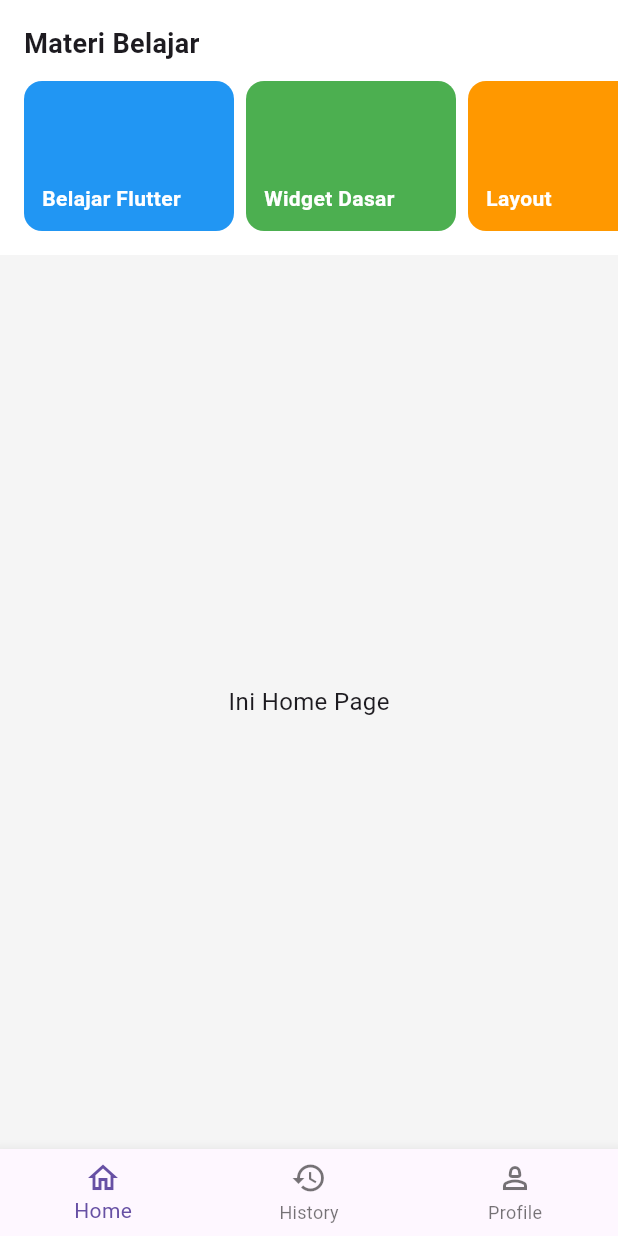
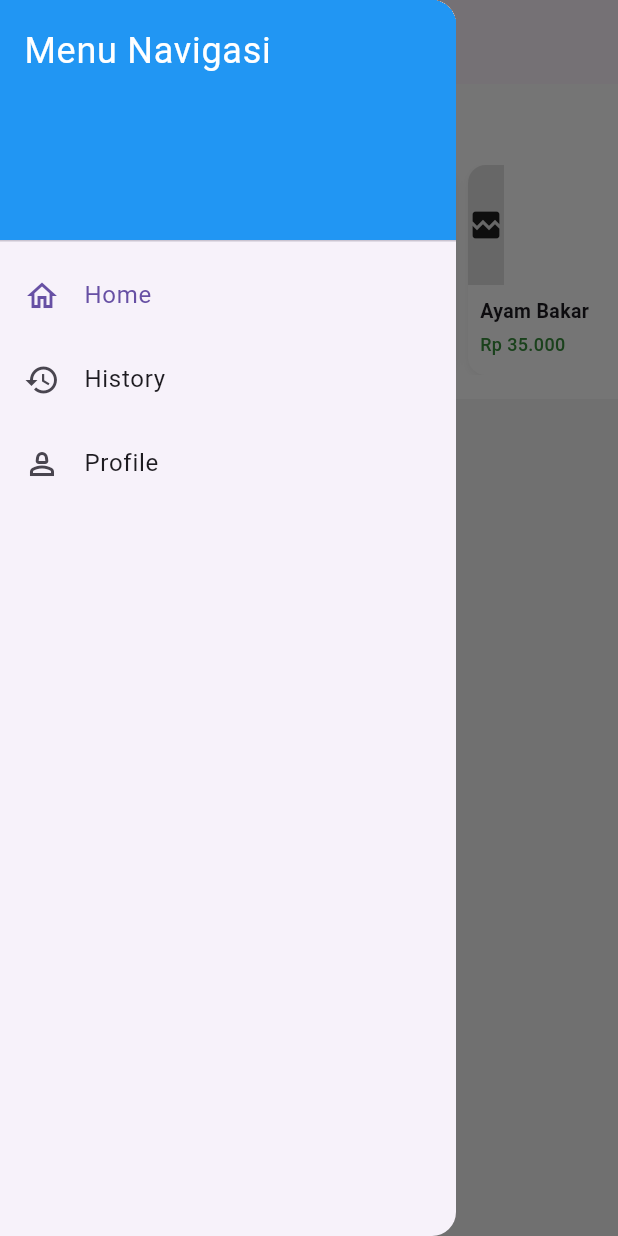
Before and after one commit to AnsaMut2073/TugasFlutter-01, a Flutter app: the screen it shows after launch, with the side drawer open (before the commit the screen has no drawer), on a phone screen of 412 x 824 dp. Run offline on Flutter 3.47's test engine with Material 3 defaults, Android fonts, the phone set to English and light mode, and no system bars; our stand-ins replace get, google_fonts; network calls fail.

Commit message:
add MenuDrawer

```diff
--- a/lib/controller/list_makanan_controller.dart
+++ b/lib/controller/list_makanan_controller.dart
@@ -35,7 +35,7 @@
       namaMakanan: "Ayam Bakar",
       hargaMakanan: "35.000",
       gambarUrl:
-      "https://www.dapurkobe.co.id/wp-content/uploads/ayam-panggang.jpg",
+      "https://assets.unileversolutions.com/recipes-v2/257328.jpg",
       deskripsi:
       "Ayam bakar yang dimasak dengan penuh cinta, makan satu porsi aja ga cukup!",
       rating: 4.8,
@@ -44,5 +44,19 @@
         "Ada aroma smoky-nya, enak banget!",
       ],
     ),
+    MakananModel(
+      namaMakanan: "Burger",
+      hargaMakanan: "12.000",
+      gambarUrl:
+      "https://encrypted-tbn0.gstatic.com/images?q=tbn:ANd9GcR2ieoSpIYal4jeiQCPJw4JoEelnnhF0aV_JYBQcUL1rE1snw4ZUoMEglKv&s=10",
+      deskripsi:
+      "Burger dengan isian yang super juicy.",
+      rating: 4.8,
+      review: [
+        "Dagingnya tebel dan ada aroma smokynya, bikin nagih!",
+        "Seladanya segar!",
+        "Saran: wijennya banyakin.",
+      ],
+    ),
   ];
 }
--- /dev/null
+++ b/lib/controller/menu_drawer_controller.dart
@@ -0,0 +1,20 @@
+import 'package:flutter/cupertino.dart';
+import 'package:get/get.dart';
+
+import '../menu/history.dart';
+import '../menu/home.dart';
+import '../menu/profile.dart';
+
+class MenuDrawerController extends GetxController {
+  final RxInt selectedIndex = 0.obs;
+  void changePage(int index) {
+    selectedIndex.value = index;
+  }
+
+  // list of page inside menu
+  List<Widget> listPages = [
+    Home(),
+    History(),
+    Profile()
+  ];
+}
--- a/lib/main.dart
+++ b/lib/main.dart
@@ -19,7 +19,7 @@
   Widget build(BuildContext context) {
     return GetMaterialApp(
       title: "My Learning App",
-      initialRoute: Routes.main_menu,
+      initialRoute: Routes.menu_drawer,
       getPages: Routes.myPages,
     );
   }
--- a/lib/menu/history.dart
+++ b/lib/menu/history.dart
@@ -1,7 +1,7 @@
 import 'package:flutter/material.dart';
 
 class History extends StatelessWidget {
-  const History({super.key});
+  History({super.key});
 
   @override
   Widget build(BuildContext context) {
--- a/lib/menu/home.dart
+++ b/lib/menu/home.dart
@@ -1,18 +1,14 @@
 import 'package:flutter/material.dart';
+import 'package:get/get.dart';
+import 'package:new_project_1/controller/list_makanan_controller.dart';
 
 class Home extends StatelessWidget {
   const Home({super.key});
 
   @override
   Widget build(BuildContext context) {
-    // Data dummy untuk item yang bisa di-swipe
-    final List<Map<String, dynamic>> headerItems = [
-      {'title': 'Belajar Flutter', 'color': Colors.blue},
-      {'title': 'Widget Dasar', 'color': Colors.green},
-      {'title': 'Layout', 'color': Colors.orange},
-      {'title': 'State Management', 'color': Colors.purple},
-      {'title': 'API & Database', 'color': Colors.red},
-    ];
+    // 1. Daftarkan controller
+    final ListMakananController controller = Get.put(ListMakananController());
 
     return Scaffold(
       backgroundColor: Colors.grey[100],
@@ -20,52 +16,95 @@
         child: Column(
           crossAxisAlignment: CrossAxisAlignment.start,
           children: [
-            // ================= HEADER =================
+            // Header
             Container(
-              padding: EdgeInsets.symmetric(vertical: 16),
+              padding: const EdgeInsets.symmetric(vertical: 16),
               color: Colors.white,
               child: Column(
                 crossAxisAlignment: CrossAxisAlignment.start,
                 children: [
-                  // Judul header
-                  Padding(
+                  const Padding(
                     padding: EdgeInsets.symmetric(horizontal: 16),
                     child: Text(
-                      'Materi Belajar',
+                      'Menu Makanan',
                       style: TextStyle(
                         fontSize: 18,
                         fontWeight: FontWeight.bold,
                       ),
                     ),
                   ),
-                  SizedBox(height: 12),
-                  // List horizontal yang bisa di-swipe
+                  const SizedBox(height: 12),
+
+                  // List horizontal
                   SizedBox(
-                    height: 100,
+                    height: 140,
                     child: ListView.builder(
                       scrollDirection: Axis.horizontal,
-                      padding: EdgeInsets.symmetric(horizontal: 12),
-                      itemCount: headerItems.length,
+                      padding: const EdgeInsets.symmetric(horizontal: 12),
+                      // 2. Ambil datanya dari controller
+                      itemCount: controller.listMakanan.length,
                       itemBuilder: (context, index) {
-                        final item = headerItems[index];
+                        // 3. Ambil item dari list controller
+                        final item = controller.listMakanan[index];
+
                         return Container(
                           width: 140,
-                          margin: EdgeInsets.symmetric(horizontal: 4),
+                          margin: const EdgeInsets.symmetric(horizontal: 4),
                           decoration: BoxDecoration(
-                            color: item['color'] as Color,
+                            color: Colors.white,
                             borderRadius: BorderRadius.circular(12),
+                            boxShadow: [
+                              BoxShadow(
+                                color: Colors.black.withOpacity(0.05),
+                                blurRadius: 4,
+                                offset: const Offset(0, 2),
+                              ),
+                            ],
                           ),
-                          padding: EdgeInsets.all(12),
-                          child: Align(
-                            alignment: Alignment.bottomLeft,
-                            child: Text(
-                              item['title'] as String,
-                              style: TextStyle(
-                                color: Colors.white,
-                                fontWeight: FontWeight.w600,
-                                fontSize: 14,
+                          clipBehavior: Clip.antiAlias,
+                          child: Column(
+                            crossAxisAlignment: CrossAxisAlignment.start,
+                            children: [
+                              // Gambar
+                              Image.network(
+                                item.gambarUrl,
+                                height: 80,
+                                width: double.infinity,
+                                fit: BoxFit.cover,
+                                errorBuilder: (_, __, ___) => Container(
+                                  height: 80,
+                                  color: Colors.grey[300],
+                                  child: const Icon(Icons.broken_image),
+                                ),
                               ),
-                            ),
+                              // Nama & Harga
+                              Padding(
+                                padding: const EdgeInsets.all(8),
+                                child: Column(
+                                  crossAxisAlignment: CrossAxisAlignment.start,
+                                  children: [
+                                    Text(
+                                      item.namaMakanan,
+                                      maxLines: 1,
+                                      overflow: TextOverflow.ellipsis,
+                                      style: const TextStyle(
+                                        fontWeight: FontWeight.w600,
+                                        fontSize: 13,
+                                      ),
+                                    ),
+                                    const SizedBox(height: 4),
+                                    Text(
+                                      'Rp ${item.hargaMakanan}',
+                                      style: TextStyle(
+                                        color: Colors.green[700],
+                                        fontSize: 12,
+                                        fontWeight: FontWeight.w500,
+                                      ),
+                                    ),
+                                  ],
+                                ),
+                              ),
+                            ],
                           ),
                         );
                       },
@@ -75,9 +114,9 @@
               ),
             ),
 
-            // ================= BODY =================
+            // Body
             Expanded(
-              child: Center(
+              child: const Center(
                 child: Text(
                   "Ini Home Page",
                   style: TextStyle(fontSize: 16),
--- a/lib/menu/profile.dart
+++ b/lib/menu/profile.dart
@@ -1,7 +1,7 @@
 import 'package:flutter/material.dart';
 
 class Profile extends StatelessWidget {
-  const Profile({super.key});
+  Profile({super.key});
 
   @override
   Widget build(BuildContext context) {
--- /dev/null
+++ b/lib/pages/menu_drawer_page.dart
@@ -0,0 +1,65 @@
+import 'package:flutter/material.dart';
+import 'package:get/get.dart';
+import 'package:new_project_1/controller/menu_drawer_controller.dart'; // Sesuaikan path-nya
+
+class MenuDrawerPage extends StatelessWidget {
+  MenuDrawerPage({super.key});
+
+  // Inisialisasi controller
+  final menuDrawerController = Get.put(MenuDrawerController());
+
+  @override
+  Widget build(BuildContext context) {
+    // Obx bakal "ngintip" selectedIndex.value di dalam controller kamu
+    return Obx(() => Scaffold(
+      appBar: AppBar(title: const Text("Aplikasi Makanan")),
+
+      drawer: Drawer(
+        child: ListView(
+          padding: EdgeInsets.zero,
+          children: [
+            const DrawerHeader(
+              decoration: BoxDecoration(color: Colors.blue),
+              child: Text('Menu Navigasi', style: TextStyle(color: Colors.white, fontSize: 24)),
+            ),
+            ListTile(
+              leading: const Icon(Icons.home_outlined),
+              title: const Text('Home'),
+              // Membaca selectedIndex.value
+              selected: menuDrawerController.selectedIndex.value == 0,
+              onTap: () {
+                // Memanggil fungsi changePage
+                menuDrawerController.changePage(0);
+                Navigator.pop(context);
+              },
+            ),
+            ListTile(
+              leading: const Icon(Icons.history_outlined),
+              title: const Text('History'),
+              selected: menuDrawerController.selectedIndex.value == 1,
+              onTap: () {
+                menuDrawerController.changePage(1);
+                Navigator.pop(context);
+              },
+            ),
+            ListTile(
+              leading: const Icon(Icons.person_2_outlined),
+              title: const Text('Profile'),
+              selected: menuDrawerController.selectedIndex.value == 2,
+              onTap: () {
+                menuDrawerController.changePage(2);
+                Navigator.pop(context);
+              },
+            ),
+          ],
+        ),
+      ),
+
+      // listPages dari controller kamu langsung dipakai di sini
+      body: IndexedStack(
+        index: menuDrawerController.selectedIndex.value,
+        children: menuDrawerController.listPages,
+      ),
+    ));
+  }
+}
--- a/lib/routes.dart
+++ b/lib/routes.dart
@@ -4,6 +4,7 @@
 import 'package:new_project_1/pages/main_menu_page.dart';
 import 'package:new_project_1/pages/registration_page.dart';
 import 'package:new_project_1/pages/confirmreg_page.dart';
+import 'package:new_project_1/pages/menu_drawer_page.dart';
 
 import 'menu/history.dart';
 import 'menu/home.dart';
@@ -16,6 +17,7 @@
   static const String list_makanan = "/list_makanan";
   static const String detail_makanan = "/detail_makanan";
   static const String main_menu = "/main_menu";
+  static const String menu_drawer = "/menu_drawer";
   static const String home = "/home";
   static const String history = "/history";
   static const String profile = "/profile";
@@ -28,6 +30,7 @@
     GetPage(name: list_makanan, page: () => ListMakananPage()),
     GetPage(name: detail_makanan, page: () => DetailMakananPage()),
     GetPage(name: main_menu, page: () => MainMenuPage()),
+    GetPage(name: menu_drawer, page: () => MenuDrawerPage()),
     GetPage(name: home, page: () => Home()),
     GetPage(name: history, page: () => History()),
     GetPage(name: history, page: () => Profile())
```
